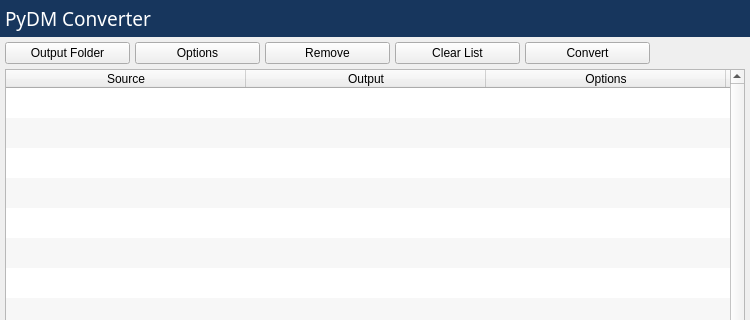
The window that app/src/view/main_window.ui (slaclab/pydm-converter-tool) describes before a commit, drawn with Qt 5; both pictures show x 0 to 750 and y 0 to 320 of the 750 by 600 pixel window.
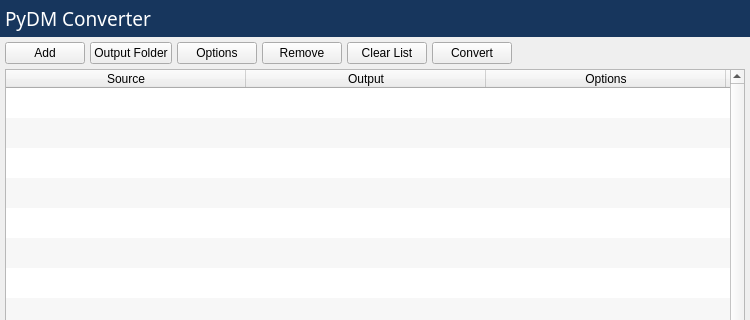
The same window after the commit. Icons and pictures are not drawn.

Commit message: Connect main window buttons to python functions

What changed in the file:
```diff
--- a/app/src/view/main_window.ui
+++ b/app/src/view/main_window.ui
@@ -81,11 +81,28 @@
         <number>5</number>
        </property>
        <property name="rightMargin">
-        <number>100</number>
+        <number>5</number>
        </property>
        <property name="bottomMargin">
         <number>5</number>
        </property>
+       <item>
+        <widget class="QPushButton" name="add_item_button">
+         <property name="text">
+          <string>Add</string>
+         </property>
+         <property name="icon">
+          <iconset>
+           <normaloff>../../resources/file_plus.png</normaloff>../../resources/file_plus.png</iconset>
+         </property>
+         <property name="iconSize">
+          <size>
+           <width>24</width>
+           <height>24</height>
+          </size>
+         </property>
+        </widget>
+       </item>
        <item>
         <widget class="QPushButton" name="output_folder_button">
          <property name="text">
@@ -183,6 +200,19 @@
          </property>
         </widget>
        </item>
+       <item>
+        <spacer name="horizontalSpacer">
+         <property name="orientation">
+          <enum>Qt::Horizontal</enum>
+         </property>
+         <property name="sizeHint" stdset="0">
+          <size>
+           <width>40</width>
+           <height>20</height>
+          </size>
+         </property>
+        </spacer>
+       </item>
       </layout>
      </item>
      <item>
```
The commit also changes 6 other files.
